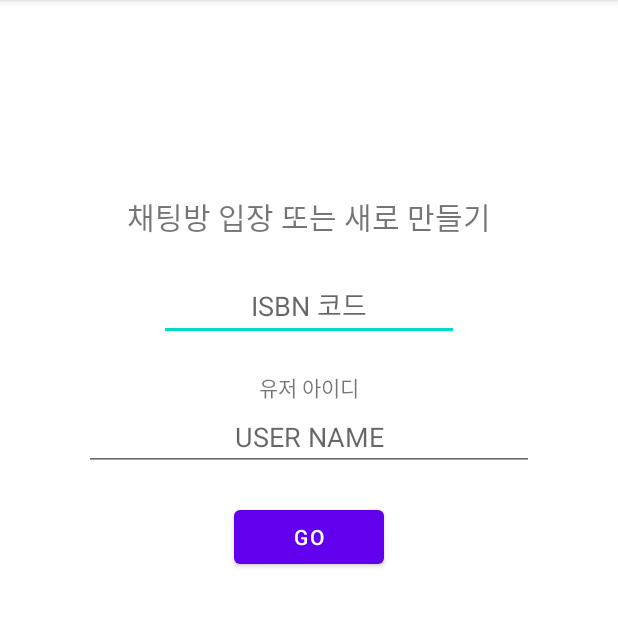
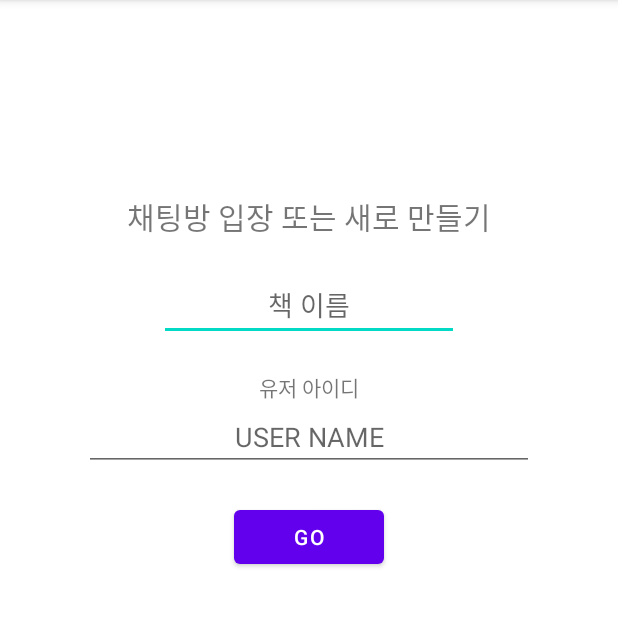
Before and after one commit to hyunse21/bookstorming, an Android app: the StartActivity screen opened directly, with no data from a screen before it, on a phone screen of 412 x 824 dp, the part 84-711 px from its top. Run offline under Robolectric (Android 15) with nearby library versions, the phone set to English and light mode, and no system bars; our stand-ins replace Firebase (no records; nobody signed in at launch, a user with empty details on screens opened directly); network calls fail.

```diff
--- a/app/build.gradle
+++ b/app/build.gradle
@@ -38,9 +38,6 @@ dependencies {
     implementation 'com.android.volley:volley:1.2.1'
 
 
-    //implementation 'com.google.android.gms:play-services-auth:11.6.2'
-    //implementation 'com.facebook.android:facebook-login:[4,5)'
-    //implementation 'com.facebook.android:facebook-login:latest.release'
     testImplementation 'junit:junit:4.13.2'
     androidTestImplementation 'androidx.test.ext:junit:1.1.3'
     androidTestImplementation 'androidx.test.espresso:espresso-core:3.4.0'
--- a/app/src/main/java/edu/sungshin/bookstorming/BookAdapter.java
+++ b/app/src/main/java/edu/sungshin/bookstorming/BookAdapter.java
@@ -66,6 +66,7 @@ public class BookAdapter extends RecyclerView.Adapter<BookAdapter.BookViewHolder
         holder.tv_dp.setOnClickListener(new View.OnClickListener() {
             @Override
             public void onClick(View view) {
+
                 String tv_tt=holder.tv_tt.getText().toString();
                 String tv_dp=holder.tv_dp.getText().toString();
                 String tv_dt=holder.tv_dt.getText().toString();
@@ -93,7 +94,6 @@ public class BookAdapter extends RecyclerView.Adapter<BookAdapter.BookViewHolder
         TextView tv_dt;
         Button btn_review;
 
-
         public BookViewHolder(@NonNull View itemView){
             super(itemView);
             this.tv_profile=itemView.findViewById(R.id.tv_profile);
--- a/app/src/main/res/layout/activity_gallery.xml
+++ b/app/src/main/res/layout/activity_gallery.xml
@@ -17,7 +17,7 @@
             android:layout_width="100dp"
             android:layout_height="100dp"
             android:layout_marginTop="20dp"
-            android:src="@mipmap/ic_launcher"
+            android:src="@drawable/profile"
             android:background="@drawable/rounded"
             app:layout_constraintEnd_toEndOf="parent"
             app:layout_constraintStart_toStartOf="parent"
--- a/app/src/main/res/layout/activity_start.xml
+++ b/app/src/main/res/layout/activity_start.xml
@@ -33,7 +33,7 @@
                 android:layout_width="200dp"
                 android:layout_height="wrap_content"
                 android:inputType="textPersonName"
-                android:hint="ISBN 코드"
+                android:hint="책 이름"
                 android:layout_gravity="center"
                 android:gravity="center"
                 android:layout_marginBottom="20dp"/>
```
Also changed, not shown: app/src/main/java/edu/sungshin/bookstorming/ChatActivity.java (+13 -1 lines).
